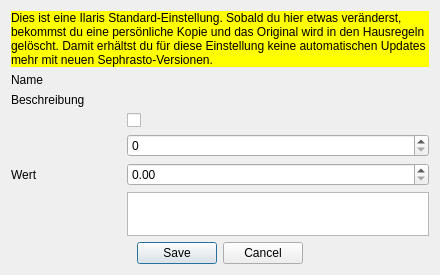
Above: designer/DatenbankEditEinstellung.ui from Aeolitus/Sephrasto before the change. Below: the same form after it.
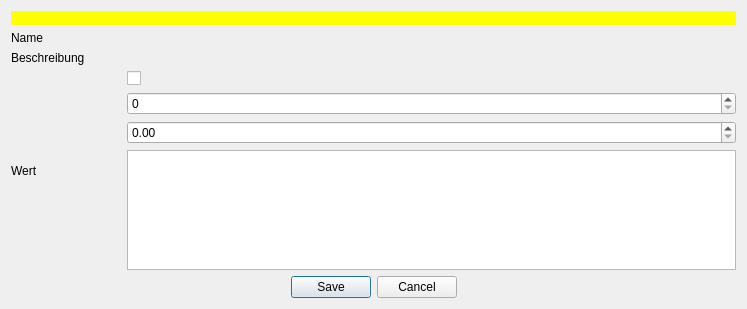
That is the form after the change.

Diff of the .ui file:
```diff
--- a/designer/DatenbankEditEinstellung.ui
+++ b/designer/DatenbankEditEinstellung.ui
@@ -9,8 +9,8 @@
    <rect>
     <x>0</x>
     <y>0</y>
-    <width>440</width>
-    <height>275</height>
+    <width>747</width>
+    <height>309</height>
    </rect>
   </property>
   <property name="windowTitle">
@@ -68,7 +68,20 @@
         <widget class="QDoubleSpinBox" name="dspinWert"/>
        </item>
        <item>
-        <widget class="QPlainTextEdit" name="teWert"/>
+        <widget class="QPlainTextEdit" name="teText"/>
+       </item>
+       <item>
+        <spacer name="horizontalSpacer">
+         <property name="orientation">
+          <enum>Qt::Horizontal</enum>
+         </property>
+         <property name="sizeHint" stdset="0">
+          <size>
+           <width>40</width>
+           <height>0</height>
+          </size>
+         </property>
+        </spacer>
        </item>
       </layout>
      </item>
@@ -81,7 +94,7 @@
         <string notr="true">background-color: rgb(255, 255, 0); color: black;</string>
        </property>
        <property name="text">
-        <string>&lt;html&gt;&lt;head/&gt;&lt;body&gt;&lt;p&gt;Dies ist eine Ilaris Standard-Einstellung. Sobald du hier etwas veränderst, bekommst du eine persönliche Kopie und das Original wird in den Hausregeln gelöscht. Damit erhältst du für diese Einstellung keine automatischen Updates mehr mit neuen Sephrasto-Versionen.&lt;/p&gt;&lt;/body&gt;&lt;/html&gt;</string>
+        <string></string>
        </property>
        <property name="wordWrap">
         <bool>true</bool>
```
Left out of the diff: 62 changed lines with no effect on the pictures.
